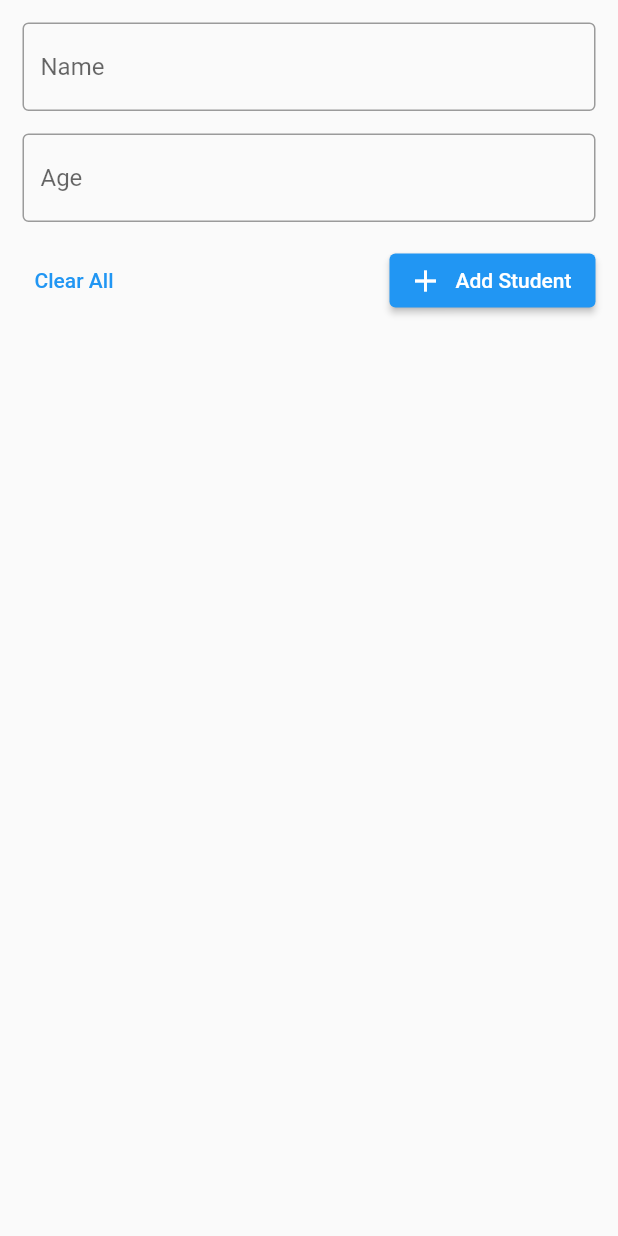
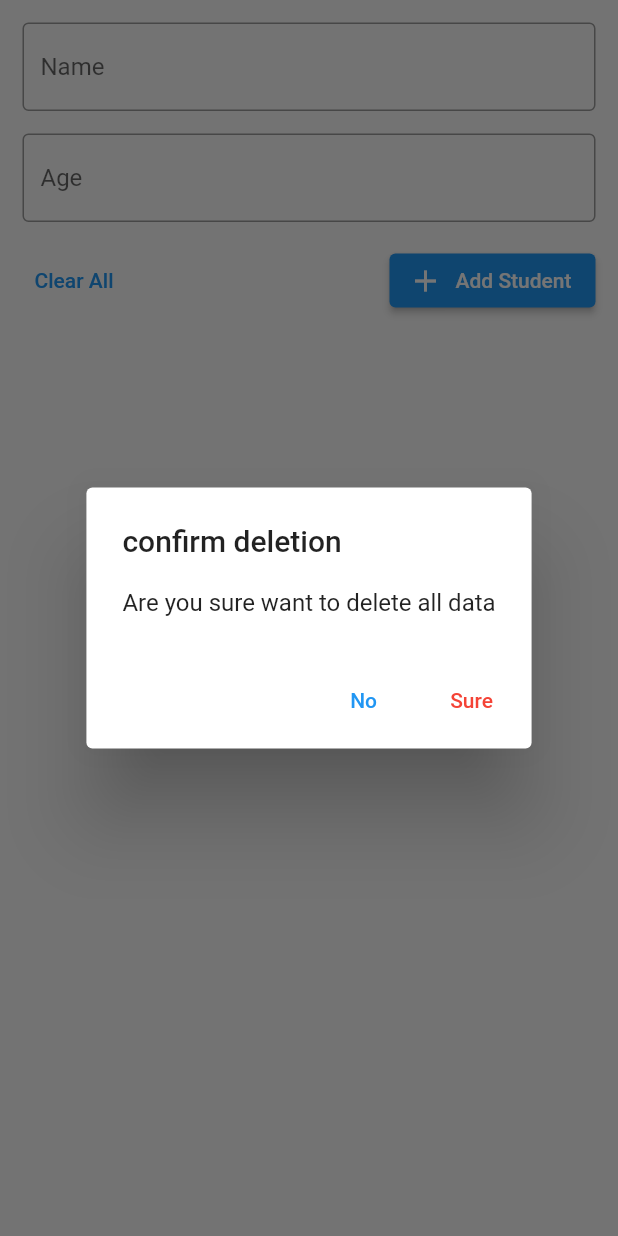
Before and after one commit to athulkrishnama/student_database_flutterapp, a Flutter app: the screen it shows after launch, after a tap on "Clear All", on a phone screen of 412 x 824 dp. Run offline on Flutter 3.47's test engine with Material 2 defaults, Android fonts, the phone set to English and light mode, and no system bars; our stand-ins replace sqflite; missing offline and left inert: dart:ffi; accounts and stored records are empty.

Commit message:
alert box added ,snackbar added, updated screen completed , clear data button completed

```diff
--- a/lib/db/db_functions/db_functions.dart
+++ b/lib/db/db_functions/db_functions.dart
@@ -41,3 +41,9 @@ Future<void> clearAllData() async {
   await studb.rawQuery('DELETE FROM student');
   getAllStudents();
 }
+
+Future<void> updateStudent(studentModel obj) async {
+  studb.rawUpdate("UPDATE student SET name = ?, age = ? WHERE id =?",
+      [obj.name, obj.age, obj.id]);
+  getAllStudents();
+}
--- a/lib/screens/add_student.dart
+++ b/lib/screens/add_student.dart
@@ -40,7 +40,7 @@ class AddStudent extends StatelessWidget {
             children: [
               TextButton(
                 onPressed: () {
-                  clearAllData();
+                  clearDataAlert(context);
                 },
                 child: Text('Clear All'),
               ),
@@ -68,4 +68,30 @@ class AddStudent extends StatelessWidget {
     _nameController.text = '';
     _ageController.text = '';
   }
+
+  clearDataAlert(BuildContext ctx) {
+    return showDialog(
+      context: ctx,
+      builder: (context) => AlertDialog(
+        title: Text("confirm deletion"),
+        content: Text('Are you sure want to delete all data'),
+        actions: [
+          TextButton(
+              onPressed: () {
+                Navigator.pop(context);
+              },
+              child: Text('No')),
+          TextButton(
+              onPressed: () {
+                clearAllData();
+                Navigator.pop(context);
+              },
+              child: Text(
+                'Sure',
+                style: TextStyle(color: Colors.red),
+              )),
+        ],
+      ),
+    );
+  }
 }
--- a/lib/screens/list_student.dart
+++ b/lib/screens/list_student.dart
@@ -1,9 +1,12 @@
+import 'dart:ffi';
+
 import 'package:flutter/material.dart';
 import 'package:student_data/db/db_functions/db_functions.dart';
 import 'package:student_data/db/db_model/student_model.dart';
+import 'package:student_data/screens/update_screen.dart';
 
 class ListStudent extends StatelessWidget {
-  const ListStudent({Key? key}) : super(key: key);
+  ListStudent({Key? key}) : super(key: key);
 
   @override
   Widget build(BuildContext context) {
@@ -16,8 +19,14 @@ class ListStudent extends StatelessWidget {
               return Padding(
                 padding: EdgeInsets.only(left: 5.0, bottom: 2),
                 child: ListTile(
-                  onLongPress: () {},
-                  onTap: () {},
+                  onLongPress: () {
+                    Navigator.of(context).push(MaterialPageRoute(
+                      builder: (context) => UpdateScreen(obj: stuData),
+                    ));
+                  },
+                  onTap: () {
+                    ScaffoldMessenger.of(context).showSnackBar(snackbaralert);
+                  },
                   title: Text(stuData.name),
                   subtitle: Text(stuData.age),
                   trailing: IconButton(
@@ -39,4 +48,11 @@ class ListStudent extends StatelessWidget {
           );
         });
   }
+
+  final snackbaralert = SnackBar(
+    content: Text('Longpress to updata data'),
+    duration: Duration(milliseconds: 1000),
+    margin: EdgeInsets.all(15),
+    behavior: SnackBarBehavior.floating,
+  );
 }
```
Also changed, not shown: lib/screens/update_screen.dart (added, +64 -0 lines), pubspec.yaml (+2 -7 lines), assets/icons/splash.png (added), pubspec.lock.
